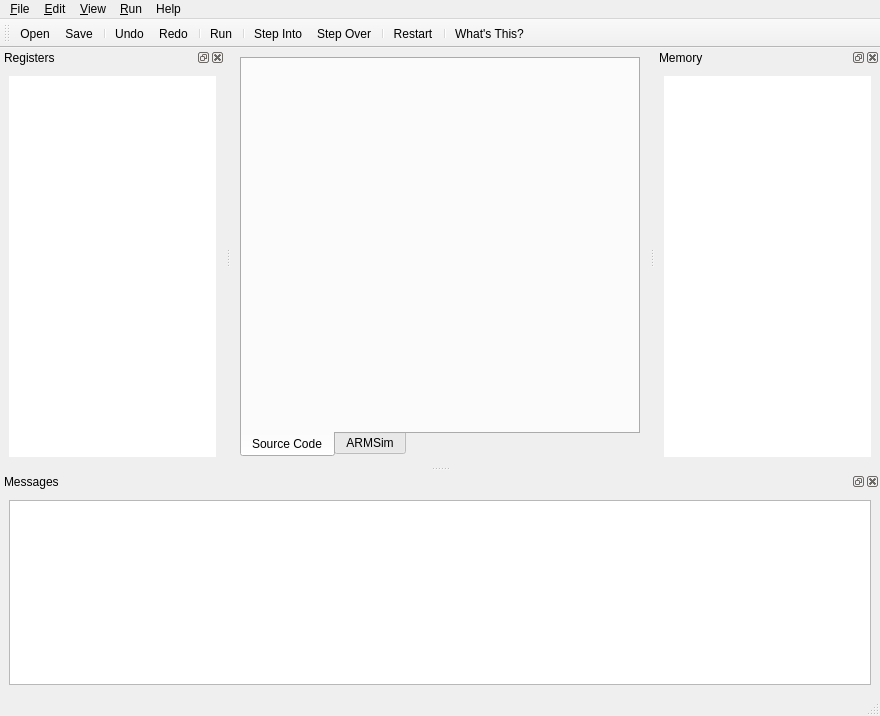
Qt form qtarmsim/ui/mainwindow.ui (barrachi/qtarmsim) before a commit.
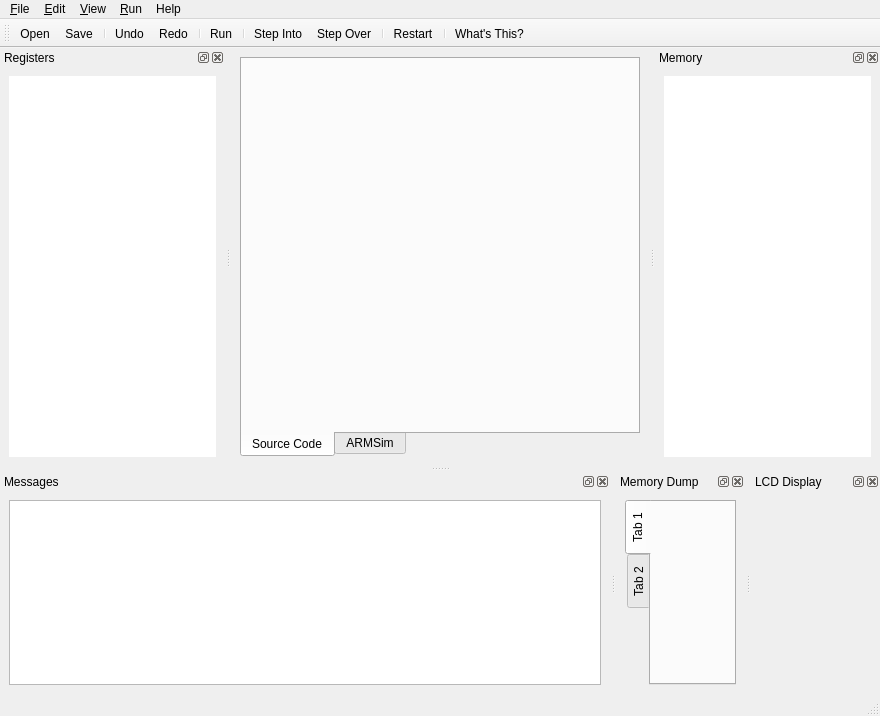
The same form after that commit. Icons and pictures are not drawn. Custom widgets are drawn as their Qt base class.

Commit message: Added memory dump capability (which involved huge changes in the memory model of QtARMSim)

Diff of the .ui file:
```diff
--- a/qtarmsim/ui/mainwindow.ui
+++ b/qtarmsim/ui/mainwindow.ui
@@ -348,6 +348,50 @@
     </layout>
    </widget>
   </widget>
+  <widget class="QDockWidget" name="dockWidgetMemoryDump">
+   <property name="whatsThis">
+    <string>The Memory Dump dock shows the memory dump of the simulated system</string>
+   </property>
+   <property name="windowTitle">
+    <string>Memory Dump</string>
+   </property>
+   <attribute name="dockWidgetArea">
+    <number>8</number>
+   </attribute>
+   <widget class="QWidget" name="dockWidgetMemoryDumpContents">
+    <layout class="QVBoxLayout" name="verticalLayout_2">
+     <item>
+      <widget class="QTabWidget" name="tabWidgetMemoryDump">
+       <property name="tabPosition">
+        <enum>QTabWidget::West</enum>
+       </property>
+       <widget class="QWidget" name="tab">
+        <attribute name="title">
+         <string>Tab 1</string>
+        </attribute>
+       </widget>
+       <widget class="QWidget" name="tab_2">
+        <attribute name="title">
+         <string>Tab 2</string>
+        </attribute>
+       </widget>
+      </widget>
+     </item>
+    </layout>
+   </widget>
+  </widget>
+  <widget class="QDockWidget" name="dockWidgetLCDDisplay">
+   <property name="whatsThis">
+    <string>The LCD Display shows the output of a simulated LCD Display Device</string>
+   </property>
+   <property name="windowTitle">
+    <string>LCD Display</string>
+   </property>
+   <attribute name="dockWidgetArea">
+    <number>8</number>
+   </attribute>
+   <widget class="QWidget" name="dockWidgetLCDContents"/>
+  </widget>
   <action name="actionWhats_This">
    <property name="icon">
     <iconset theme="system-help">
```
The commit also changes 8 other files.
